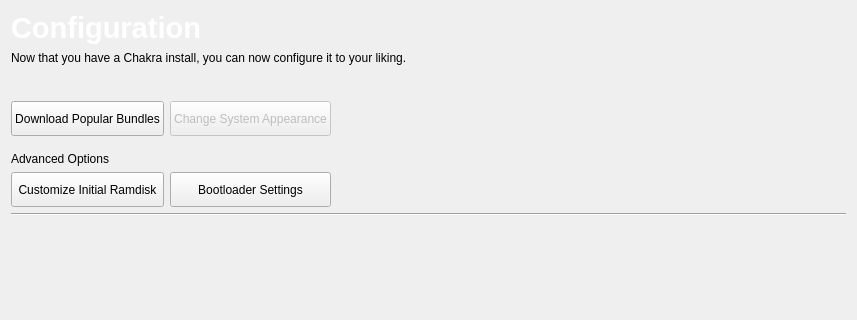
Before: the Qt Designer form ui/pages/config.ui in Inkane/Tribe, drawn with Qt 5; both pictures show x 0 to 857 and y 0 to 320 of the 857 by 747 pixel window.
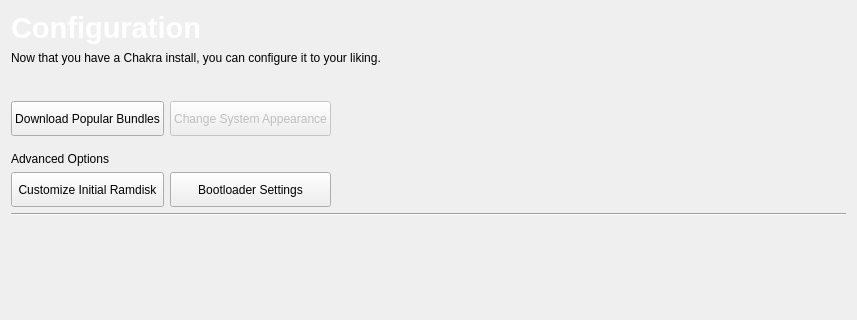
After: the same form once the commit is applied. Custom widgets are drawn as their Qt base class.

The edit to the form file:
```diff
--- a/ui/pages/config.ui
+++ b/ui/pages/config.ui
@@ -937,7 +937,7 @@
    <item row="1" column="0">
     <widget class="QLabel" name="label_2">
      <property name="text">
-      <string>Now that you have a Chakra install, you can now configure it to your liking.</string>
+      <string>Now that you have a Chakra install, you can configure it to your liking.</string>
      </property>
      <property name="wordWrap">
       <bool>true</bool>
```
